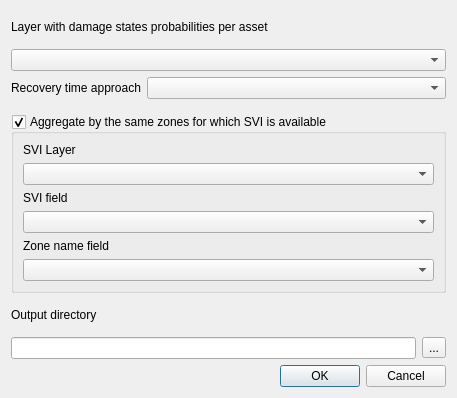
Qt form svir/ui/ui_recovery_modeling.ui (gem/oq-irmt-qgis) before a commit.
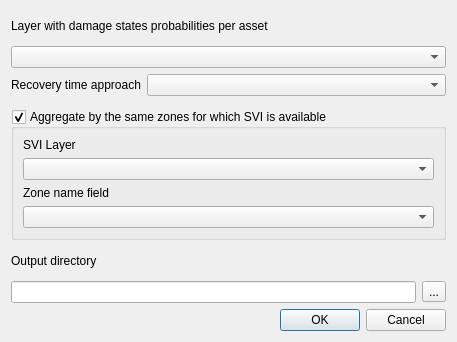
The same form after that commit.

Commit message: Ignore SVI values and hide selector for SVI field

The edit to the form file:
```diff
--- a/svir/ui/ui_recovery_modeling.ui
+++ b/svir/ui/ui_recovery_modeling.ui
@@ -10,7 +10,7 @@
     <x>0</x>
     <y>0</y>
     <width>457</width>
-    <height>398</height>
+    <height>342</height>
    </rect>
   </property>
   <property name="windowTitle">
@@ -63,16 +63,6 @@
       <item>
        <widget class="QComboBox" name="svi_layer_cbx"/>
       </item>
-      <item>
-       <widget class="QLabel" name="label_2">
-        <property name="text">
-         <string>SVI field</string>
-        </property>
-       </widget>
-      </item>
-      <item>
-       <widget class="QComboBox" name="svi_field_name_cbx"/>
-      </item>
       <item>
        <widget class="QLabel" name="label_3">
         <property name="text">
```
The commit also changes 1 other file.
